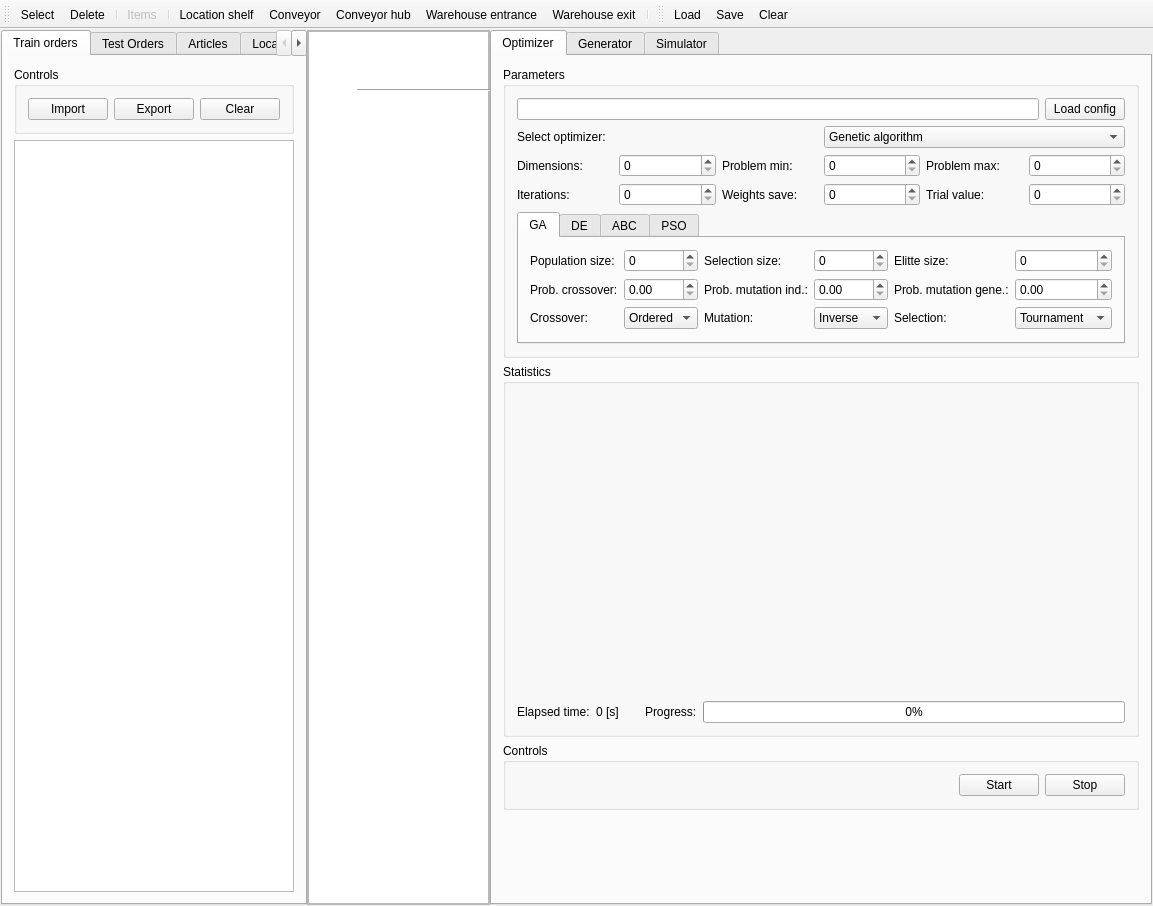
Qt form src/gui/mainwindow.ui (kocica/warehouse-manager) before a commit.
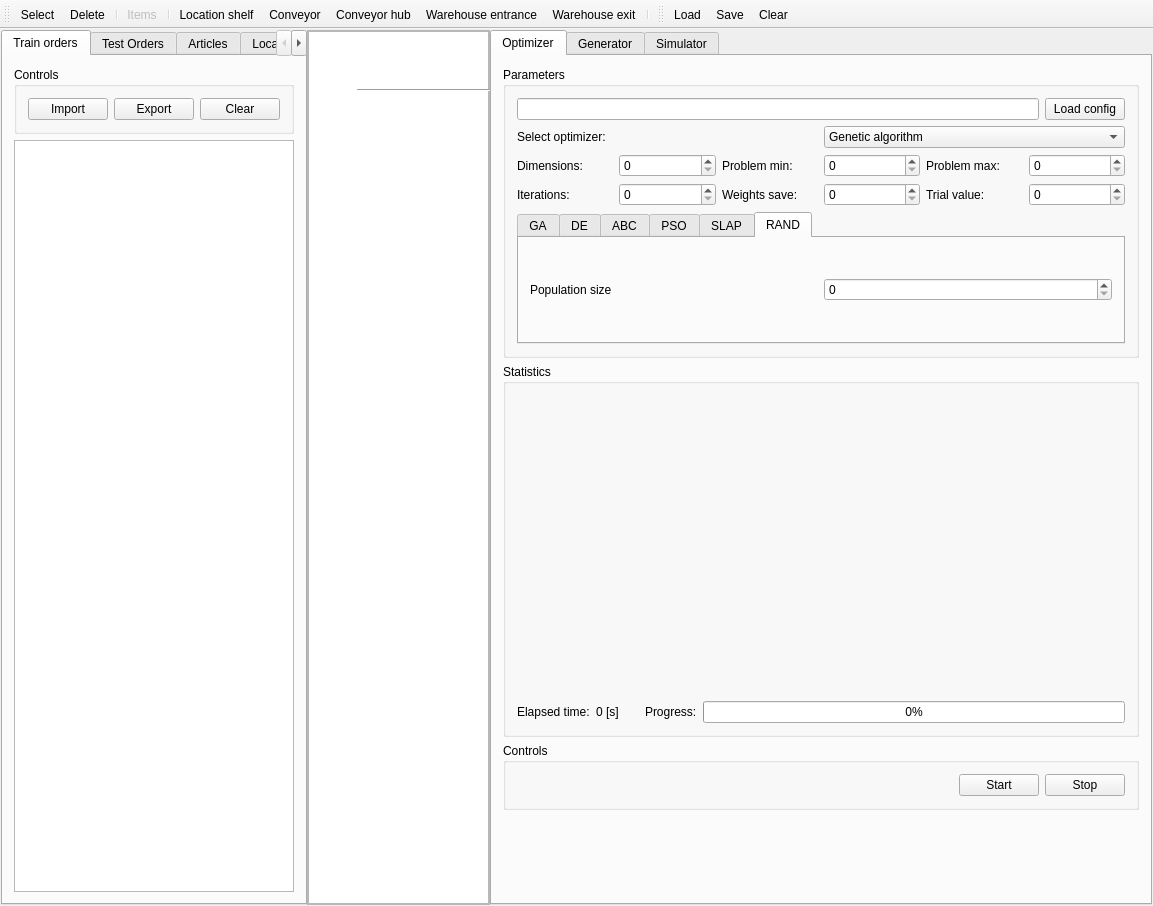
The same form after that commit. The open tabs and pages were chosen to show the change. Icons and pictures are not drawn. Custom widgets are drawn as their Qt base class.

The edit to the form file:
```diff
--- a/src/gui/mainwindow.ui
+++ b/src/gui/mainwindow.ui
@@ -851,6 +851,32 @@
                    </item>
                   </layout>
                  </widget>
+                 <widget class="QWidget" name="slapConfig">
+                  <attribute name="title">
+                   <string>SLAP</string>
+                  </attribute>
+                 </widget>
+                 <widget class="QWidget" name="randConfig">
+                  <attribute name="title">
+                   <string>RAND</string>
+                  </attribute>
+                  <layout class="QGridLayout" name="gridLayout_5">
+                   <item row="1" column="0">
+                    <widget class="QLabel" name="populationSizeLabelRand">
+                     <property name="text">
+                      <string>Population size</string>
+                     </property>
+                    </widget>
+                   </item>
+                   <item row="1" column="1">
+                    <widget class="QSpinBox" name="populationSizeRand">
+                     <property name="maximum">
+                      <number>100000</number>
+                     </property>
+                    </widget>
+                   </item>
+                  </layout>
+                 </widget>
                 </widget>
                </item>
               </layout>
```
